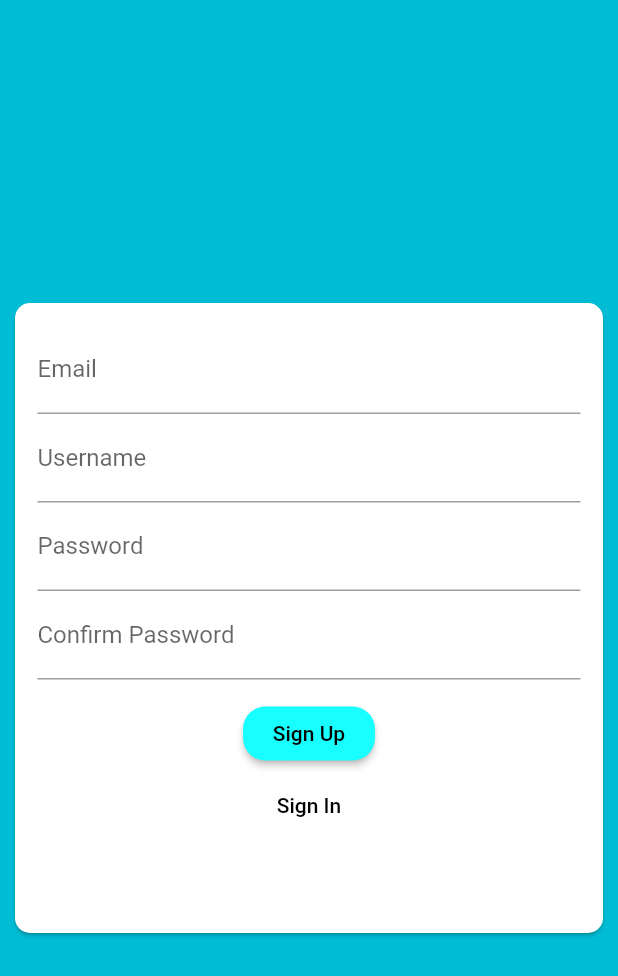
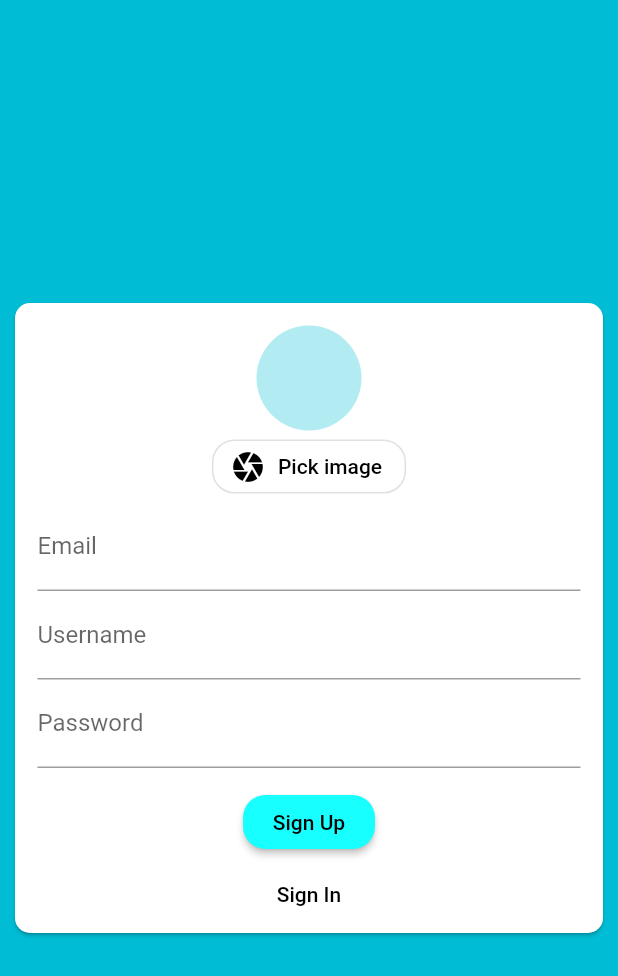
Before and after one commit to kimchhengheng/Flutter_chatApp, a Flutter app: the screen it shows after launch, after a tap on "Sign In", after a tap on "Create new account", on a phone screen of 412 x 824 dp. Shown: the top 976 px of the screen. Run offline on Flutter 3.47's test engine with Material 2 defaults, Android fonts, the phone set to English and light mode, and no system bars; our stand-ins replace cloud_firestore, firebase_auth, firebase_core, firebase_storage, image_picker; accounts and stored records are empty.

Commit message:
enable user to upload image in sign up and send message

```diff
--- a/lib/main.dart
+++ b/lib/main.dart
@@ -1,3 +1,4 @@
+import 'package:firebase_auth/firebase_auth.dart';
 import 'package:flutter/material.dart';
 import 'screen/chat_screen.dart';
 import 'package:firebase_core/firebase_core.dart';
@@ -26,11 +27,23 @@ class MyApp extends StatelessWidget {
           shape: RoundedRectangleBorder(borderRadius: BorderRadius.circular(15)),
         )
       ),
-//      home: ChatScreen(),
-      routes: {
-        "/": (ctx)=> AuthScreen(),
+      home: StreamBuilder(
+        stream: FirebaseAuth.instance.authStateChanges(), // this listen to change of firebaseAuth login logout sign up
+        builder: (context, snapshot) {
+          if(snapshot.hasData){
+            return ChatScreen() ;
+          }
+          else{
+            return  AuthScreen();
+          }
+        },
+      )
 
-      },
+    // should check if auth or then render different thing
+//      routes: {
+//        "/": (ctx)=> ,
+//
+//      },
     );
   }
 }
--- a/lib/widgets/auth/auth_form.dart
+++ b/lib/widgets/auth/auth_form.dart
@@ -1,57 +1,88 @@
+import 'dart:io';
 import 'package:flutter/material.dart';
+import '../pickers/user_image_picker.dart';
 enum AuthMode {SignUp,SignIn}
 
 class AuthForm extends StatefulWidget {
+  bool isloading;
+  Function handleform;
+
+  AuthForm(this.handleform, this.isloading);
+
   @override
   _AuthFormState createState() => _AuthFormState();
 }
 
 class _AuthFormState extends State<AuthForm> {
   final _form = GlobalKey<FormState>();
-  var _pwcontroller = TextEditingController();
+  String _email;
+  String _username;
+  String _password;
+  File _image;
+//  var _pwcontroller = TextEditingController();
   AuthMode authmode= AuthMode.SignIn;
-  var _formdata = {};
+
 
 
   @override
   void dispose() {
     // TODO: implement dispose
-    _pwcontroller.dispose();
+//    _pwcontroller.dispose();
     super.dispose();
   }
+  void setimage(File img){
+    setState(() {
+      _image = img;
+    });
+  }
   void saveform(){
+
     bool valid = _form.currentState.validate();
+    FocusScope.of(context).unfocus();
+//    print(_image); we have to set state since it is stateful widget and affect the ui data
+//    R
     if(!valid)
       return;
     _form.currentState.save();
-    print(_formdata);
+
+    widget.handleform(
+        _email.trim(),
+        _username == null?_username: _username.trim(),
+        _password.trim(),
+        _image,
+        context);
   }
   void toggleSignUpSignIn(){
+    FocusScope.of(context).unfocus();
+    _form.currentState.reset();
+//    print('before set state'); so it finish this method first then call build since it is setstate, not consider about the await and async
     if(authmode == AuthMode.SignIn){
+
       setState(() {
         // the value from sigin keep in sign up
-        _form.currentState.reset();
-        _pwcontroller.clear();
+
+//        _pwcontroller.clear();
         authmode = AuthMode.SignUp;
       });
     }
     else{
       setState(() {
-        _form.currentState.reset();
-        _pwcontroller.clear();
+
+//        _pwcontroller.clear();
         authmode = AuthMode.SignIn;
       });
     }
+//    print('after set state');
   }
   @override
   Widget build(BuildContext context) {
 //    var height = MediaQuery.of(context).size.height;
-
+//    print('build');
     return Center(
       child: AnimatedContainer(
           duration: Duration(milliseconds: 400),
           curve: Curves.fastOutSlowIn,
-          height: authmode == AuthMode.SignUp? 440 : 380,
+          height: authmode == AuthMode.SignUp? 440 : 320,
 //          constraints: BoxConstraints(
 //            minHeight: min()
 //          ),
@@ -67,8 +98,10 @@ class _AuthFormState extends State<AuthForm> {
                 child: Column(
                     mainAxisSize: MainAxisSize.min,
                     children:<Widget>[
+                      if(authmode==AuthMode.SignUp)
+                        UserImagePicker(setimage),
                         TextFormField(
-
+                        key: ValueKey('email'),
                         keyboardType: TextInputType.emailAddress,
                         decoration: InputDecoration(
                           labelText: "Email"
@@ -82,10 +115,12 @@ class _AuthFormState extends State<AuthForm> {
                           return null;
                         },
                         onSaved: (value){
-                          _formdata['email']=value;
+                          _email=value;
                         },
                       ),
+                      if(authmode==AuthMode.SignUp)
                       TextFormField(
+                        key: ValueKey('username'),
                         decoration: InputDecoration(
                           labelText: 'Username'
                         ),
@@ -95,11 +130,12 @@ class _AuthFormState extends State<AuthForm> {
                           return null;
                         },
                         onSaved: (value){
-                          _formdata['username']=value;
+                          _username=value;
                         },
                       ),
                       TextFormField(
-                        controller: _pwcontroller,
+                        key: ValueKey('password'),
+//                        controller: _pwcontroller,
                         obscureText: true,
                         decoration: InputDecoration(
                           labelText: 'Password'
@@ -107,32 +143,34 @@ class _AuthFormState extends State<AuthForm> {
                         validator: (value) {
                           if(value.isEmpty)
                             return 'Please input the password';
-                          if(value.length <7)
+                          if(value.length <6)
                             return 'password length have to be at least 7 character';
                           return null;
                         },
                         onSaved: (value){
-                          _formdata['password']=value;
+                          _password=value;
                         },
                       ),
-                      if(authmode==AuthMode.SignUp)
-                        TextFormField(
-                          obscureText: true,
-                          decoration: InputDecoration(
-                              labelText: 'Confirm Password'
-                          ),
-                          validator: (value) {
-                            if(value.isEmpty)
-                              return 'Please input the password';
-                            if(value != _pwcontroller.text)
-                              return 'password does not match';
-                            return null;
-                          },
+//                      if(authmode==AuthMode.SignUp)
+//                        TextFormField(
+//                          obscureText: true,
+//                          decoration: InputDecoration(
+//                              labelText: 'Confirm Password'
+//                          ),
+//                          validator: (value) {
+//                            if(value.isEmpty)
+//                              return 'Please input the password';
+//                            if(value != _pwcontroller.text)
+//                              return 'password does not match';
+//                            return null;
+//                          },
+//
+//                        ),
+                      SizedBox(height: 12,),
 
-                        ),
-                      SizedBox(height: 12,),
+
                         RaisedButton(
-                        child: authmode == AuthMode.SignIn?Text('Sign In'): Text('Sign Up'),// would change between login and sign up
+                          child: widget.isloading? CircularProgressIndicator(): (authmode == AuthMode.SignIn?Text('Sign In'): Text('Sign Up')),// would change between login and sign up
                           onPressed: (){
                             saveform();
   //                          Scaffold.of(context).showSnackBar(SnackBar(
--- /dev/null
+++ b/lib/widgets/pickers/user_image_picker.dart
@@ -0,0 +1,51 @@
+import 'dart:io';
+import 'package:flutter/material.dart';
+import 'package:image_picker/image_picker.dart';
+
+class UserImagePicker extends StatefulWidget {
+  Function setImageFile;
+
+  UserImagePicker(this.setImageFile);
+
+  @override
+  _UserImagePickerState createState() => _UserImagePickerState();
+}
+
+class _UserImagePickerState extends State<UserImagePicker> {
+  File _imageFile;
+  final _picker = ImagePicker();
+
+  Future<void> _getimage() async{
+
+    PickedFile _img = await _picker.getImage(source: ImageSource.camera,imageQuality: 50,maxWidth: 140);
+    if(_img == null)
+      return;
+    setState(() {
+      _imageFile = File(_img.path);
+    });
+    widget.setImageFile(_imageFile);
+
+
+//    print(_imageFile);
+  }
+
+  @override
+  Widget build(BuildContext context) {
+    return Column(
+      children: [
+        CircleAvatar(
+            backgroundImage: _imageFile !=null? FileImage(_imageFile) : null,
+            radius: 35,
+        ),
+        OutlineButton.icon(
+            onPressed: () {
+              // picked image from camera
+              _getimage();
+            },
+            icon: Icon(Icons.camera),
+            label:Text("Pick image"))
+
+      ],
+    );
+  }
+}
--- a/pubspec.yaml
+++ b/pubspec.yaml
@@ -25,7 +25,9 @@ dependencies:
     sdk: flutter
   firebase_core : ^0.5.0
   cloud_firestore: ^0.14.0+2
-
+  firebase_auth: ^0.18.0+1
+  image_picker: ^0.6.7+7
+  firebase_storage: ^4.0.0
 
   # The following adds the Cupertino Icons font to your application.
   # Use with the CupertinoIcons class for iOS style icons.
```
Also changed, not shown: lib/screen/auth_screen.dart (+57 -2 lines), lib/screen/chat_screen.dart (+34 -29 lines), lib/widgets/chat/messages.dart (added, +42 -0 lines), lib/widgets/chat/news_message.dart (added, +88 -0 lines), lib/widgets/chat/message_bubble.dart (added), pubspec.lock. Lines whose indentation alone changed are shown as unchanged.
